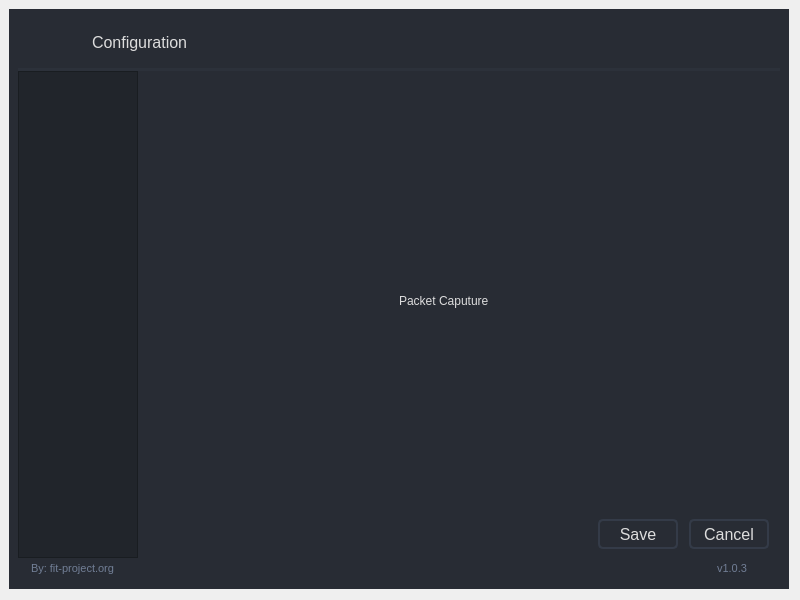
Above: ui/configuration/dialog.ui from fit-project/fit before the change. Below: the same form after it.
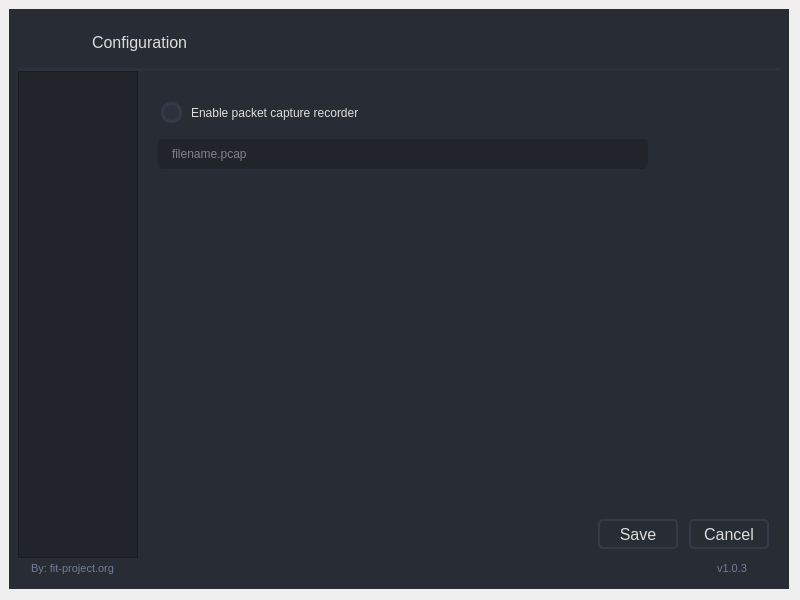
That is the form after the change. The open tabs and pages were chosen to show the change. Icons and pictures are not drawn.

Commit message: Refactoring packetcapture configuration UI

```diff
--- a/ui/configuration/dialog.ui
+++ b/ui/configuration/dialog.ui
@@ -297,6 +297,10 @@
 	border: 2px solid rgb(91, 101, 124);
 }
 
+QLineEdit::disabled {
+    color: rgba(255, 255, 255, 10%);
+}
+
 /* /////////////////////////////////////////////////////////////////////////////////////////////////
 PlainTextEdit */
 QPlainTextEdit {
@@ -1848,18 +1852,100 @@
                       </widget>
                      </widget>
                      <widget class="QWidget" name="packet_capture">
-                      <widget class="QLabel" name="label_3">
+                      <widget class="QFrame" name="packet_capture_configuration">
                        <property name="geometry">
                         <rect>
-                         <x>260</x>
-                         <y>210</y>
-                         <width>91</width>
-                         <height>16</height>
+                         <x>-1</x>
+                         <y>-1</y>
+                         <width>621</width>
+                         <height>411</height>
                         </rect>
                        </property>
-                       <property name="text">
-                        <string>Packet Caputure</string>
+                       <property name="maximumSize">
+                        <size>
+                         <width>16777215</width>
+                         <height>600</height>
+                        </size>
                        </property>
+                       <layout class="QVBoxLayout" name="verticalLayout_3">
+                        <property name="leftMargin">
+                         <number>20</number>
+                        </property>
+                        <property name="topMargin">
+                         <number>20</number>
+                        </property>
+                        <property name="rightMargin">
+                         <number>20</number>
+                        </property>
+                        <property name="bottomMargin">
+                         <number>20</number>
+                        </property>
+                        <item>
+                         <layout class="QVBoxLayout" name="packet_capture_configuration_box">
+                          <item>
+                           <widget class="QCheckBox" name="enable_packet_capture_recorder">
+                            <property name="text">
+                             <string>Enable packet capture recorder</string>
+                            </property>
+                           </widget>
+                          </item>
+                          <item>
+                           <spacer name="verticalSpacer_5">
+                            <property name="orientation">
+                             <enum>Qt::Vertical</enum>
+                            </property>
+                            <property name="sizeType">
+                             <enum>QSizePolicy::Fixed</enum>
+                            </property>
+                            <property name="sizeHint" stdset="0">
+                             <size>
+                              <width>20</width>
+                              <height>10</height>
+                             </size>
+                            </property>
+                           </spacer>
+                          </item>
+                          <item>
+                           <widget class="QLineEdit" name="packet_capture_recorder_filename">
+                            <property name="enabled">
+                             <bool>true</bool>
+                            </property>
+                            <property name="minimumSize">
+                             <size>
+                              <width>0</width>
+                              <height>30</height>
+                             </size>
+                            </property>
+                            <property name="maximumSize">
+                             <size>
+                              <width>490</width>
+                              <height>16777215</height>
+                             </size>
+                            </property>
+                            <property name="styleSheet">
+                             <string notr="true">background-color: rgb(33, 37, 43);</string>
+                            </property>
+                            <property name="placeholderText">
+                             <string>filename.pcap</string>
+                            </property>
+                           </widget>
+                          </item>
+                          <item>
+                           <spacer name="verticalSpacer_4">
+                            <property name="orientation">
+                             <enum>Qt::Vertical</enum>
+                            </property>
+                            <property name="sizeHint" stdset="0">
+                             <size>
+                              <width>20</width>
+                              <height>40</height>
+                             </size>
+                            </property>
+                           </spacer>
+                          </item>
+                         </layout>
+                        </item>
+                       </layout>
                       </widget>
                      </widget>
                      <widget class="QWidget" name="pec">
```
Left out of the diff: 2 changed lines with no effect on the pictures. The commit also changes 3 other files.
